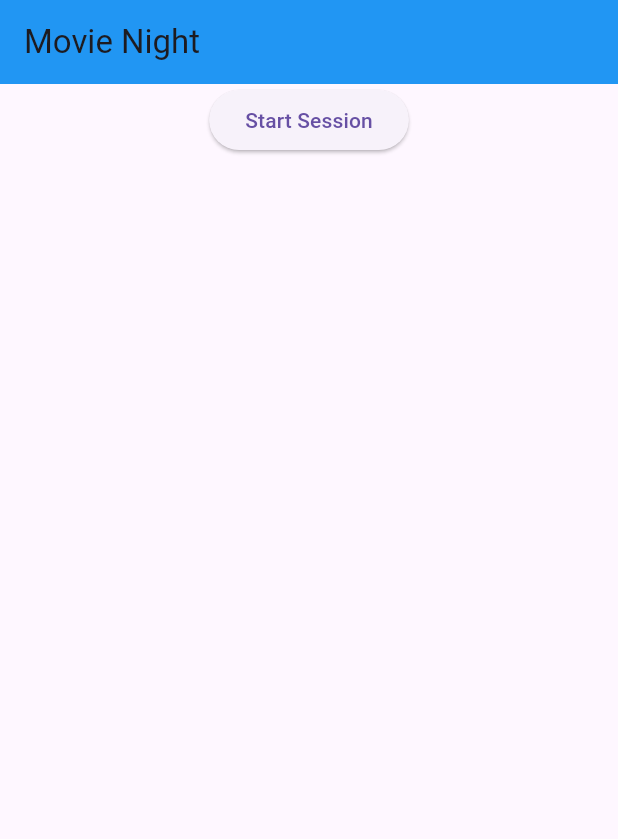
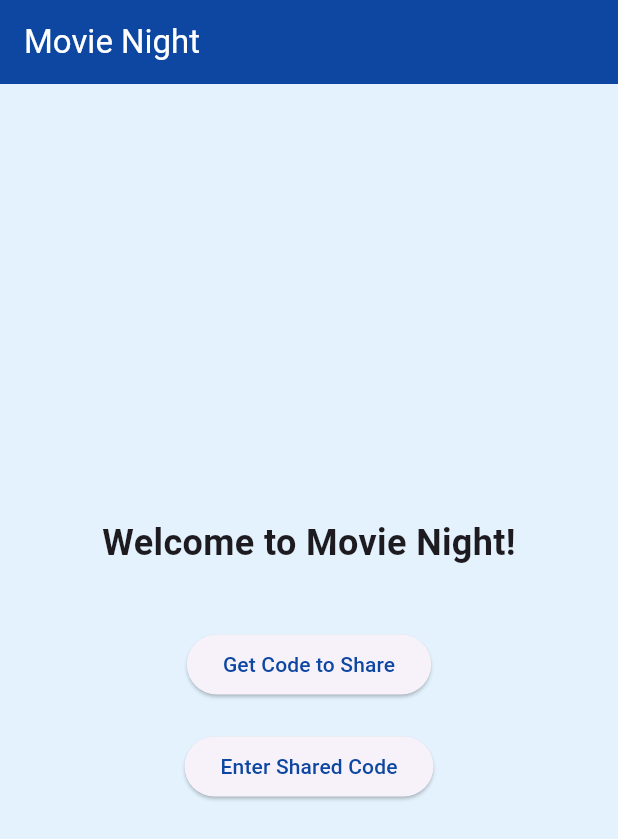
Before and after one commit to cald0145/flutter_final_project, a Flutter app: the screen it shows after launch, on a phone screen of 412 x 824 dp. Shown: the top 839 px of the screen. Run offline on Flutter 3.47's test engine with Material 3 defaults, Android fonts, the phone set to English and light mode, and no system bars; our stand-ins replace device_info_plus, shared_preferences; missing offline and left inert: android_id.

Commit message:
Implement welcome screen with device ID storage
- Add welcome screen with navigation options
- Implement device ID persistence using SharedPreferences
- Set up device ID retrieval for iOS and Android
- Configure initial navigation routes
- Add basic theming
- Style welcome screen buttons and layout
- Integrate device_info_plus and android_id plugins
- Create DeviceIdService for cross-platform device ID handling
- Set up persistence layer with SharedPreferences
- Implement platform-specific device ID retrieval logic
- Add material design styling for buttons and app bar

```diff
--- a/lib/main.dart
+++ b/lib/main.dart
@@ -1,22 +1,37 @@
-import 'package:final_project/screens/welcome_screen.dart';
-import 'package:final_project/utils/app_state.dart';
 import 'package:flutter/material.dart';
-import 'package:provider/provider.dart';
+import 'package:shared_preferences/shared_preferences.dart';
+import 'screens/welcome_screen.dart';
+import 'services/device_id_service.dart';
 
-void main() {
-  runApp(ChangeNotifierProvider(
-    create: (context) => AppState(),
-    child: const MainApp(),
-  ));
+void main() async {
+  WidgetsFlutterBinding.ensureInitialized();
+  final prefs = await SharedPreferences.getInstance();
+  final deviceIdService = DeviceIdService(prefs);
+
+  runApp(MovieNightApp(deviceIdService: deviceIdService));
 }
 
-class MainApp extends StatelessWidget {
-  const MainApp({super.key});
+class MovieNightApp extends StatelessWidget {
+  final DeviceIdService deviceIdService;
+
+  const MovieNightApp({Key? key, required this.deviceIdService})
+      : super(key: key);
 
   @override
   Widget build(BuildContext context) {
-    return const MaterialApp(
-      home: WelcomeScreen(),
+    return MaterialApp(
+      title: 'Movie Night',
+      theme: ThemeData(
+        primarySwatch: Colors.blue,
+        useMaterial3: true,
+      ),
+      home: WelcomeScreen(deviceIdService: deviceIdService),
+      routes: {
+        '/share-code': (context) =>
+            const Placeholder(), // TODO: Implement share code screen
+        '/enter-code': (context) =>
+            const Placeholder(), // TODO: Implement enter code screen
+      },
     );
   }
 }
--- a/lib/screens/welcome_screen.dart
+++ b/lib/screens/welcome_screen.dart
@@ -1,82 +1,59 @@
-import 'dart:io';
+import 'package:flutter/material.dart';
+import '../services/device_id_service.dart';
 
-import 'package:android_id/android_id.dart';
-import 'package:device_info_plus/device_info_plus.dart';
-import 'package:final_project/screens/share_code_screen.dart';
-import 'package:final_project/utils/app_state.dart';
-import 'package:flutter/foundation.dart';
-import 'package:flutter/material.dart';
-import 'package:provider/provider.dart';
+class WelcomeScreen extends StatelessWidget {
+  final DeviceIdService deviceIdService;
 
-class WelcomeScreen extends StatefulWidget {
-  const WelcomeScreen({
-    super.key,
-  });
-
-  @override
-  State<WelcomeScreen> createState() => _WelcomeScreenState();
-}
-
-class _WelcomeScreenState extends State<WelcomeScreen> {
-  @override
-  void initState() {
-    // TODO: implement initState
-    super.initState();
-    _initializeDeviceId();
-  }
+  const WelcomeScreen({Key? key, required this.deviceIdService})
+      : super(key: key);
 
   @override
   Widget build(BuildContext context) {
     return Scaffold(
       appBar: AppBar(
-        title: const Text('Movie Night'),
-        backgroundColor: Colors.blue,
+        title: const Text(
+          'Movie Night',
+          style: TextStyle(color: Colors.white),
         ),
-      body: Center(
+        backgroundColor: Colors.blue[900],
+      ),
+      body: Container(
+        color: Colors.blue[50],
+        child: Center(
+          child: Padding(
+            padding: const EdgeInsets.all(16.0),
             child: Column(
+              mainAxisAlignment: MainAxisAlignment.center,
               children: [
+                const Text(
+                  'Welcome to Movie Night!',
+                  style: TextStyle(fontSize: 24, fontWeight: FontWeight.bold),
+                ),
+                const SizedBox(height: 40),
                 ElevatedButton(
                   onPressed: () {
-                Navigator.push(
-                    context,
-                    MaterialPageRoute(
-                      builder: (context) => const ShareCodeScreen(),
-                    ));
+                    Navigator.pushNamed(context, '/share-code');
                   },
-              child: const Text('Start Session'),
-            )
+                  style: ElevatedButton.styleFrom(
+                    foregroundColor: Colors.blue[900],
+                  ),
+                  child: const Text('Get Code to Share'),
+                ),
+                const SizedBox(height: 20),
+                ElevatedButton(
+                  onPressed: () {
+                    Navigator.pushNamed(context, '/enter-code');
+                  },
+                  style: ElevatedButton.styleFrom(
+                    foregroundColor: Colors.blue[900],
+                  ),
+                  child: const Text('Enter Shared Code'),
+                ),
               ],
+            ),
+          ),
         ),
       ),
     );
   }
-
-  Future<void> _initializeDeviceId() async {
-    String deviceId = await _fetchDeviceId();
-    Provider.of<AppState>(context, listen: false).setDeviceId(deviceId);
 }
-
-  Future<String> _fetchDeviceId() async {
-    String deviceId = "";
-
-    try {
-      if (Platform.isAndroid) {
-        const androidPlugin = AndroidId();
-        deviceId = await androidPlugin.getId() ?? 'Unknown id';
-      } else if (Platform.isIOS) {
-        var deviceInfoPlugin = DeviceInfoPlugin();
-        var iOSInfo = await deviceInfoPlugin.iosInfo;
-        deviceId = iOSInfo.identifierForVendor ?? 'Unknown id';
-      } else {
-        deviceId = 'Unsupported platform';
-      }
-    } catch (e) {
-      deviceId = 'Error: $e';
-    }
-
-    if (kDebugMode) {
-      print('Device id: $deviceId');
-    }
-    return deviceId;
-  }
-}
--- /dev/null
+++ b/lib/services/device_id_service.dart
@@ -0,0 +1,29 @@
+import 'package:android_id/android_id.dart';
+import 'package:device_info_plus/device_info_plus.dart';
+import 'package:shared_preferences/shared_preferences.dart';
+import 'dart:io';
+
+class DeviceIdService {
+  static const String _deviceIdKey = 'device_id';
+  final _androidId = const AndroidId();
+  final _deviceInfo = DeviceInfoPlugin();
+  final SharedPreferences _prefs;
+
+  DeviceIdService(this._prefs);
+
+  Future<String> getDeviceId() async {
+    String? deviceId = _prefs.getString(_deviceIdKey);
+
+    if (deviceId != null) return deviceId;
+
+    if (Platform.isAndroid) {
+      deviceId = await _androidId.getId() ?? '';
+    } else if (Platform.isIOS) {
+      final iosInfo = await _deviceInfo.iosInfo;
+      deviceId = iosInfo.identifierForVendor ?? '';
+    }
+
+    await _prefs.setString(_deviceIdKey, deviceId!);
+    return deviceId;
+  }
+}
--- a/pubspec.yaml
+++ b/pubspec.yaml
@@ -9,8 +9,9 @@ environment:
 dependencies:
   flutter:
     sdk: flutter
-  android_id:
-  device_info_plus:
+  android_id: ^0.3.6
+  device_info_plus: ^9.1.0
+  shared_preferences: ^2.2.2
   provider:
   http:
 
```
Also changed, not shown: pubspec.lock, 65 other files. Lines whose indentation alone changed are shown as unchanged.
